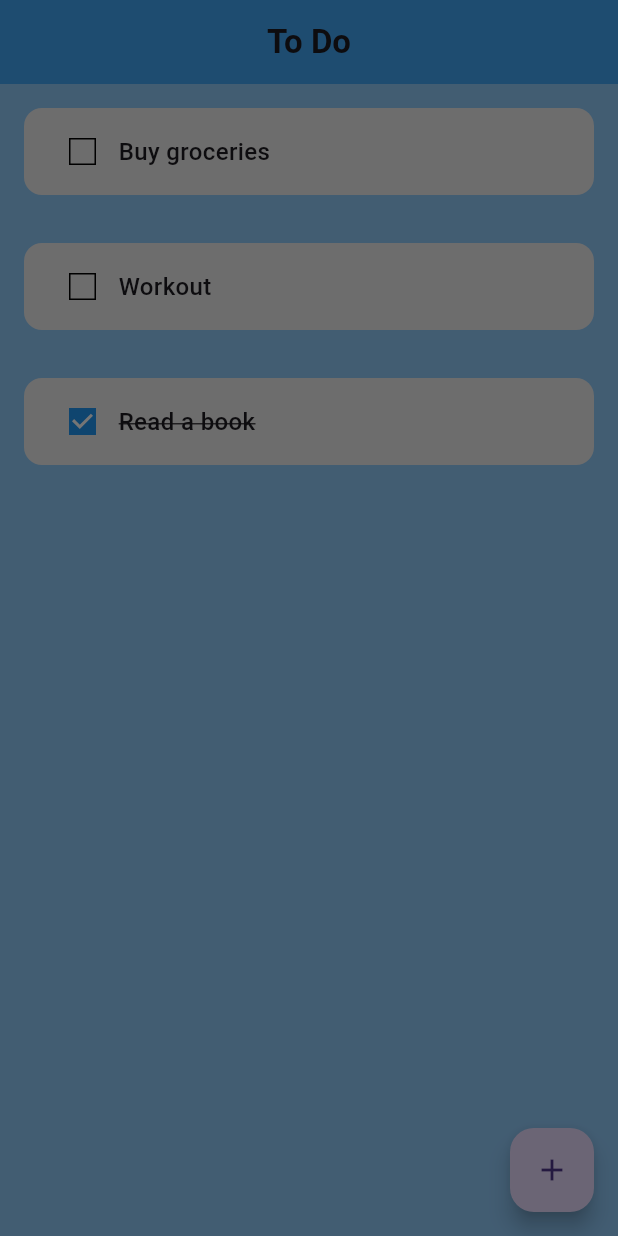
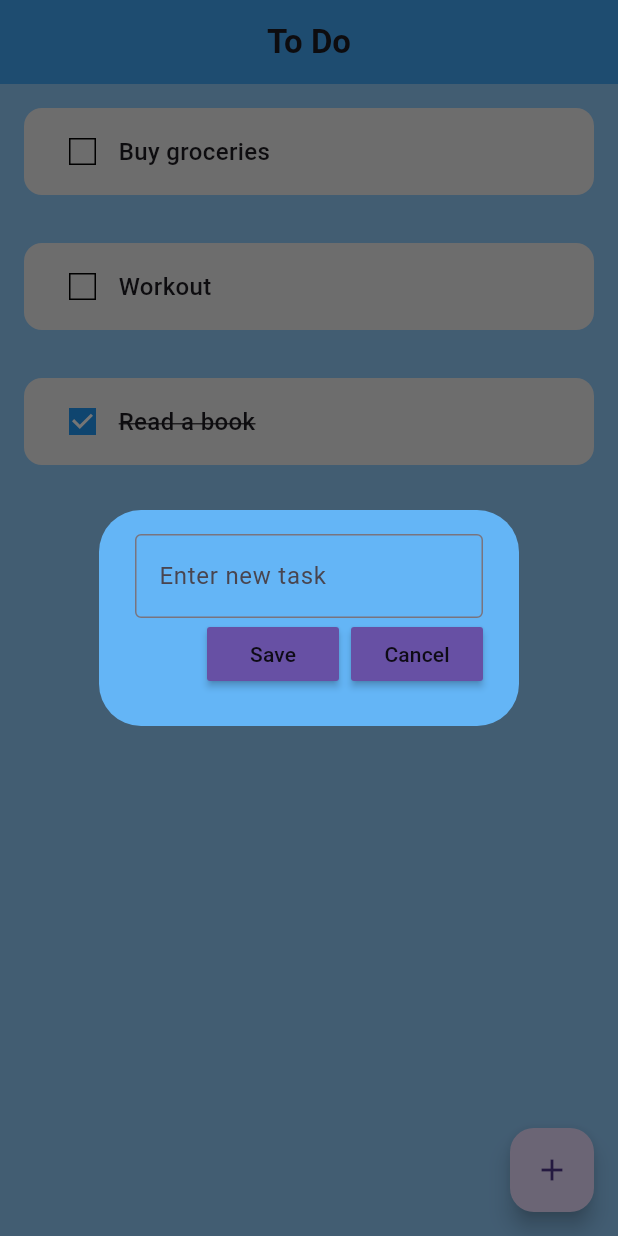
Before and after one commit to Luchitha7/To-do_Flutter, a Flutter app: the screen it shows after launch, after a tap on the "add" icon, on a phone screen of 412 x 824 dp. Run offline on Flutter 3.47's test engine with Material 3 defaults, Android fonts, the phone set to English and light mode, and no system bars.

Commit message:
Feat : Add new task button created

```diff
--- /dev/null
+++ b/lib/util/dialog_box.dart
@@ -0,0 +1,51 @@
+import 'package:flutter/material.dart';
+import 'package:to_do_flutter/util/my_button.dart';
+
+class DialogBox extends StatelessWidget {
+  final TextEditingController controller;
+  final VoidCallback onSave;
+  final VoidCallback onCancel;
+
+  const DialogBox({
+    super.key,
+    required this.controller,
+    required this.onSave,
+    required this.onCancel,
+  });
+
+  @override
+  Widget build(BuildContext context) {
+    return AlertDialog(
+        backgroundColor: Colors.blue[300],
+        content: Column(
+            mainAxisSize: MainAxisSize.min,
+            children: [
+            //get user inputs
+            TextField(
+                controller: controller,
+                decoration: InputDecoration(
+                    border: OutlineInputBorder(),
+                    hintText: "Enter new task",
+                ),//end of decoration
+            ),
+
+            //buttons -> save new task
+            Row(
+                mainAxisAlignment: MainAxisAlignment.end,
+                children:[
+                    //save new task button
+                    MyButton(text: "Save", onPressed: onSave),
+
+
+
+                    const SizedBox(width: 8),
+
+
+                    //cancel button
+                    MyButton(text: "Cancel", onPressed: onCancel),
+                ],
+            ),
+            ]),//end of column
+    );//end of alert dialog
+  }
+}
--- /dev/null
+++ b/lib/util/my_button.dart
@@ -0,0 +1,20 @@
+import 'package:flutter/material.dart';
+
+class MyButton extends StatelessWidget {
+
+  final String text;
+  final VoidCallback onPressed;
+  const MyButton({super.key,
+  required this.text,
+  required this.onPressed,
+  });
+
+  @override
+  Widget build(BuildContext context) {
+    return MaterialButton(
+        onPressed: onPressed,
+        color: Theme.of(context).colorScheme.primary,
+        child: Text(text),
+    );
+  }
+}
--- a/lib/util/todo_tile.dart
+++ b/lib/util/todo_tile.dart
@@ -8,7 +8,7 @@ class ToDoTile extends StatelessWidget {
   final bool taskCompleted;
   final Function(bool?)? onChanged;
 
-  ToDoTile({super.key,
+  const ToDoTile({super.key,
   required this.taskName,
   required this.taskCompleted,
   required this.onChanged});
```
Also changed, not shown: lib/pages/home_page.dart (+32 -1 lines), 17 other files.
